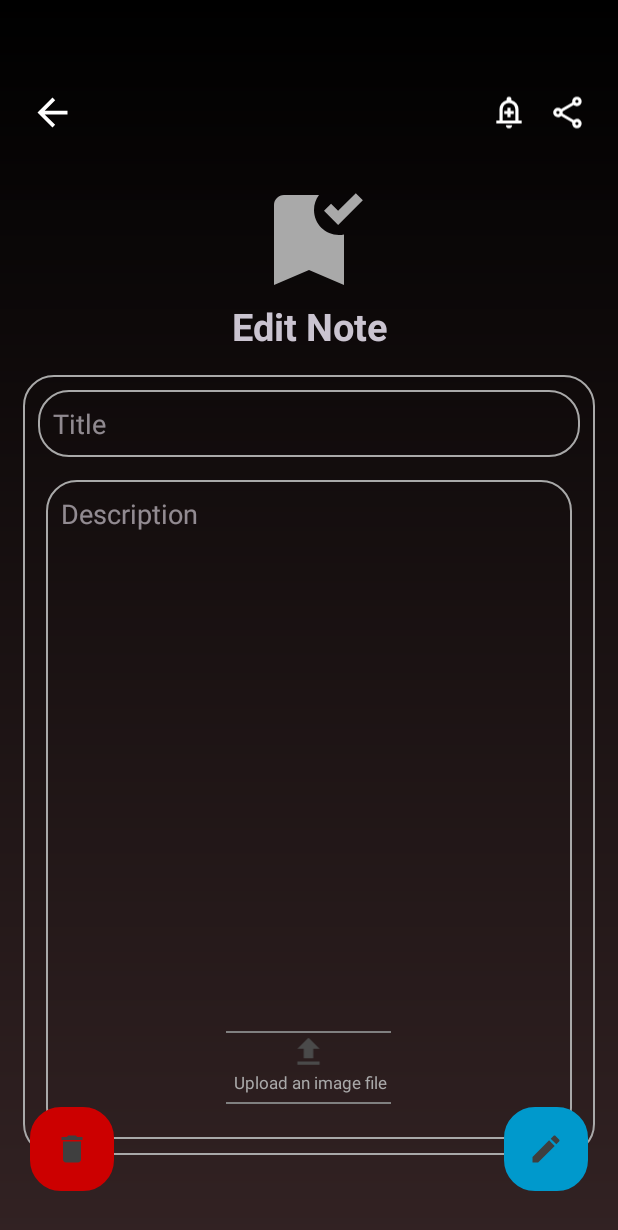
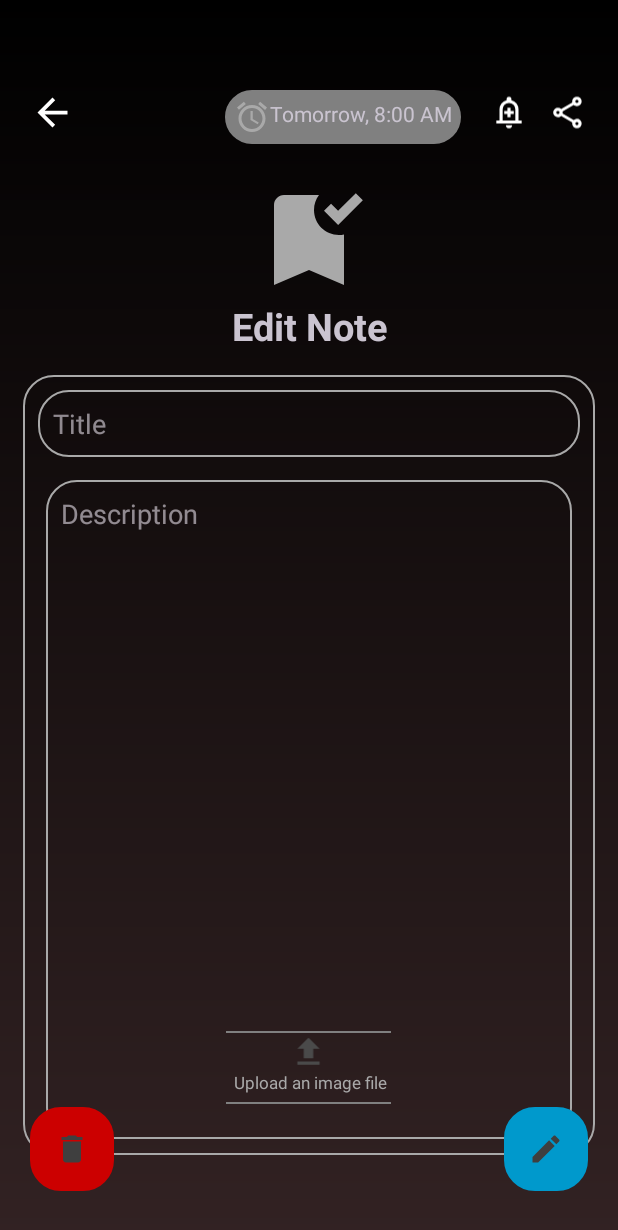
Before and after one commit to Jacques-lang/android_notes_app, an Android app built with Jetpack Compose: the EditNoteFragment screen opened through its navigation route, on a phone screen of 412 x 824 dp. Shown: the top 1230 px of the screen. Run offline under Robolectric (Android 15) with nearby library versions, the phone set to English and light mode, and no system bars; our stand-ins replace Firebase (no records; nobody signed in at launch, a user with empty details on screens opened directly), data binding; 10 statements that could not run were skipped.

Commit message:
trial commit and push

```diff
--- a/app/src/main/java/com/example/notesapp/database/NoteDAO.kt
+++ b/app/src/main/java/com/example/notesapp/database/NoteDAO.kt
@@ -30,6 +30,6 @@ interface NoteDAO {
     @Query("SELECT * FROM note_table WHERE userID = :uid  ORDER BY timeStamp DESC")
     fun getNotesByUser(uid: String): LiveData<List<Note>>
 
-    @Query("SELECT * FROM note_table ORDER BY id = :id LIMIT 1")
-    fun getNoteById(id:Int): LiveData<Note>
+    @Query("SELECT * FROM note_table WHERE timeStamp = :timestamp")
+    fun getReminderDate(timestamp:Long): LiveData<Note>
 }
--- a/app/src/main/java/com/example/notesapp/fragments/EditNoteFragment.kt
+++ b/app/src/main/java/com/example/notesapp/fragments/EditNoteFragment.kt
@@ -110,14 +110,14 @@ class EditNoteFragment : Fragment(R.layout.fragment_edit_note){
                 .into(binding.editUploadedImageView)
         }
 
-        binding.edittitleinput.setText(currentNote.title)
-        binding.editdescriptioninput.setText(currentNote.description)
-
         if(!currentNote.fileURL.isNullOrEmpty()){
             Glide.with(this)
                 .load(currentNote.fileURL)
                 .into(binding.editUploadedImageView)
         }
+
+        binding.edittitleinput.setText(currentNote.title)
+        binding.editdescriptioninput.setText(currentNote.description)
 
         binding.editNotebutton.setOnClickListener {
             it.postDelayed({editSaveNote(editNoteView)}, 600)
--- a/app/src/main/java/com/example/notesapp/repository/Repository.kt
+++ b/app/src/main/java/com/example/notesapp/repository/Repository.kt
@@ -15,5 +15,5 @@ class Repository(private val db: NoteDatabase){
 
     fun search(query: String?, uid:String) = db.getNoteDao().search(query, uid)
 
-    fun getNoteById(noteId:Int) = db.getNoteDao().getNoteById(noteId)
+    fun getReminderDate(timestamp: Long) = db.getNoteDao().getReminderDate(timestamp)
 }
--- a/app/src/main/java/com/example/notesapp/viewmodel/NoteViewModel.kt
+++ b/app/src/main/java/com/example/notesapp/viewmodel/NoteViewModel.kt
@@ -7,6 +7,7 @@ import androidx.lifecycle.MutableLiveData
 import androidx.lifecycle.viewModelScope
 import com.example.notesapp.model.Note
 import com.example.notesapp.repository.Repository
+import com.google.firebase.Timestamp
 import com.google.firebase.auth.FirebaseAuth
 import kotlinx.coroutines.launch
 
@@ -31,7 +32,7 @@ class NoteViewModel(app: Application, private val noteRepository: Repository): A
         return noteRepository.getNotesByUser(uid)
     }
 
-    fun getNoteById(noteId:Int): LiveData<Note>{
-        return noteRepository.getNoteById(noteId)
+    fun getReminderDate(timestamp: Long): LiveData<Note>{
+        return noteRepository.getReminderDate(timestamp)
     }
 }
--- /dev/null
+++ b/app/src/main/res/drawable/baseline_access_alarm_24.xml
@@ -0,0 +1,5 @@
+<vector xmlns:android="http://schemas.android.com/apk/res/android" android:height="24dp" android:tint="@color/dark_gray" android:viewportHeight="24" android:viewportWidth="24" android:width="24dp">
+
+    <path android:fillColor="@android:color/white" android:pathData="M22,5.72l-4.6,-3.86 -1.29,1.53 4.6,3.86L22,5.72zM7.88,3.39L6.6,1.86 2,5.71l1.29,1.53 4.59,-3.85zM12.5,8L11,8v6l4.75,2.85 0.75,-1.23 -4,-2.37L12.5,8zM12,4c-4.97,0 -9,4.03 -9,9s4.02,9 9,9c4.97,0 9,-4.03 9,-9s-4.03,-9 -9,-9zM12,20c-3.87,0 -7,-3.13 -7,-7s3.13,-7 7,-7 7,3.13 7,7 -3.13,7 -7,7z"/>
+
+</vector>
--- a/app/src/main/res/layout-land/fragment_edit_note.xml
+++ b/app/src/main/res/layout-land/fragment_edit_note.xml
@@ -58,6 +58,16 @@
         android:layout_marginStart="28dp"
         android:background="@drawable/rounded_corner"
         android:padding="16dp">
+
+        <TextView
+            android:layout_width="wrap_content"
+            android:layout_height="wrap_content"
+            android:text="@string/date_format"
+            android:background="@drawable/rounded_corner"
+            android:padding="6dp"
+            android:backgroundTint="@color/gray">
+
+        </TextView>
 
         <ImageView
             android:id="@+id/bookmarkImage"
--- a/app/src/main/res/layout/fragment_edit_note.xml
+++ b/app/src/main/res/layout/fragment_edit_note.xml
@@ -1,5 +1,6 @@
 <?xml version="1.0" encoding="utf-8"?>
 <RelativeLayout xmlns:android="http://schemas.android.com/apk/res/android"
+    xmlns:app="http://schemas.android.com/apk/res-auto"
     xmlns:tools="http://schemas.android.com/tools"
     android:layout_width="match_parent"
     android:layout_height="match_parent"
@@ -17,6 +18,21 @@
         android:contentDescription="@string/arrowback"
         android:focusable="true"
         android:src="@drawable/baseline_arrow_back_24" />
+
+    <TextView
+        android:layout_width="wrap_content"
+        android:layout_height="wrap_content"
+        android:text="@string/date_format"
+        android:layout_alignParentStart="true"
+        android:layout_marginTop="60dp"
+        android:padding="6dp"
+        android:backgroundTint="@color/gray"
+        android:layout_marginBottom="10dp"
+        android:layout_marginStart="150dp"
+        android:background="@drawable/rounded_corner"
+        app:drawableStartCompat="@drawable/baseline_access_alarm_24">
+
+    </TextView>
 
     <ImageView
         android:id="@+id/set_reminder"
--- a/app/src/main/res/values/strings.xml
+++ b/app/src/main/res/values/strings.xml
@@ -41,6 +41,7 @@
     <string name="share_button">share button</string>
     <string name="set_reminder">set reminder</string>
     <string name="arrowback">arrowback</string>
+    <string name="date_format">Tomorrow, 8:00 AM</string>
 
 
 </resources>
```
